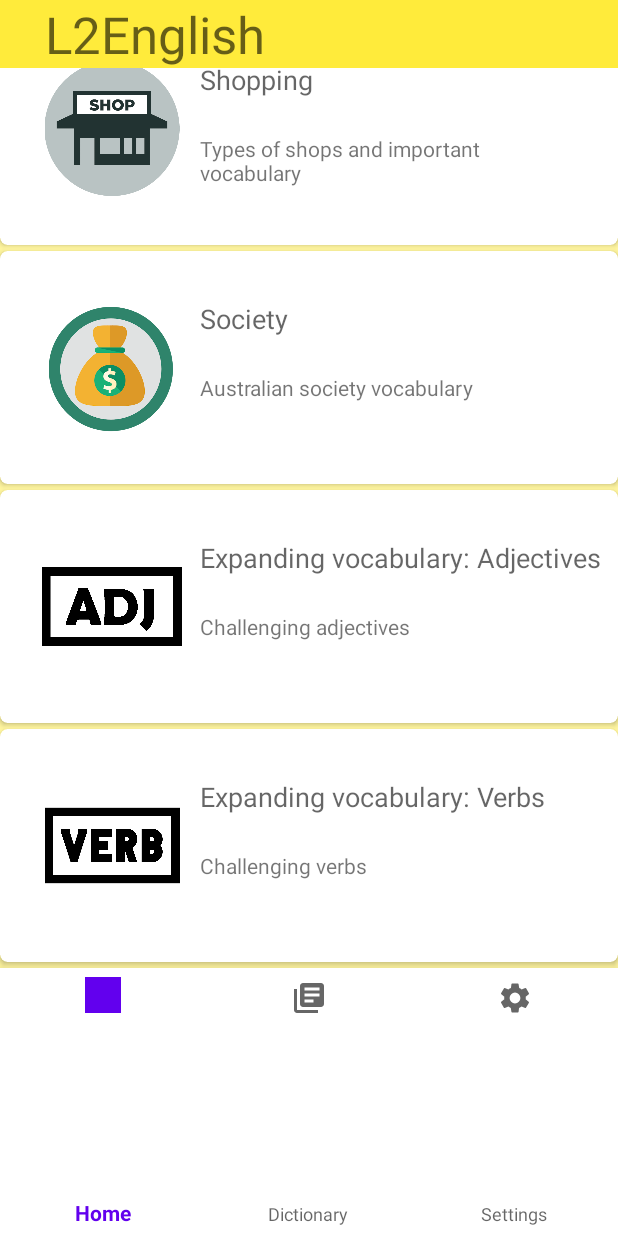
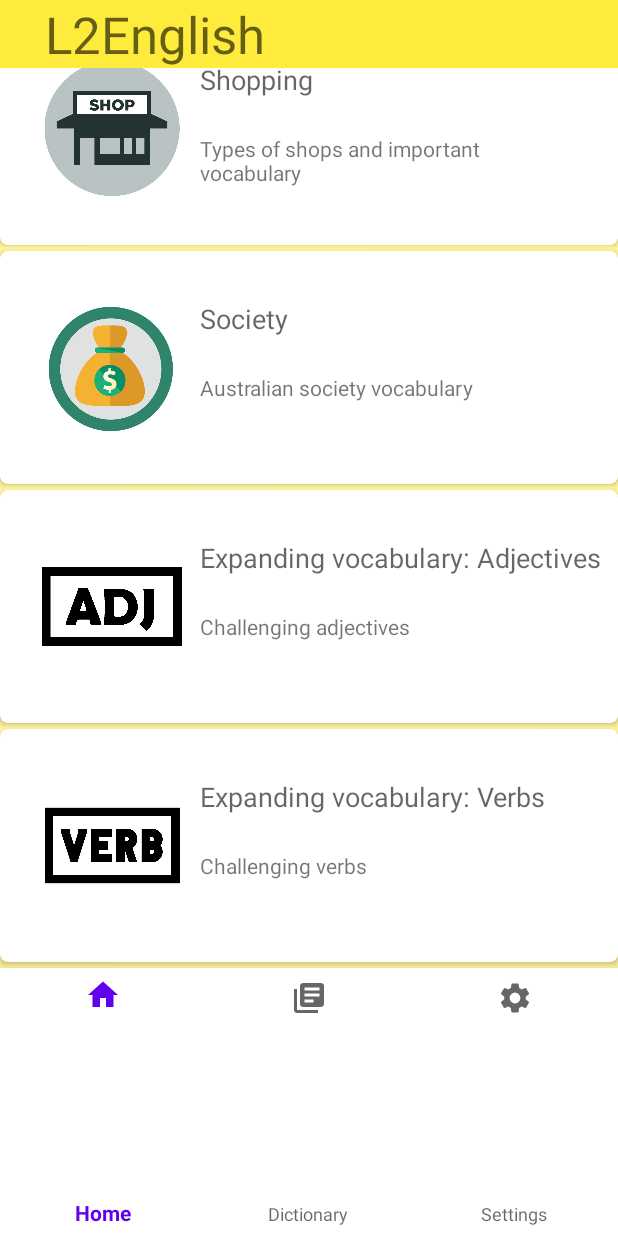
Before and after one commit to MaryJ0yc3/infs3634-group77, an Android app: the screen it shows after launch (MainActivity), scrolled down 356 dp, on a phone screen of 412 x 824 dp. Run offline under Robolectric (Android 15) with nearby library versions, the phone set to English and light mode, and no system bars.

Commit message:
Fixed home icon issue

```diff
--- a/app/src/main/java/com/example/infs3634_group77/LearningFightScore/WordListFragment.java
+++ b/app/src/main/java/com/example/infs3634_group77/LearningFightScore/WordListFragment.java
@@ -28,7 +28,7 @@ public class WordListFragment extends Fragment {
     private RecyclerView.Adapter mAdapter;
     private RecyclerView.LayoutManager mLayoutManager;
 
-
+    // Empty Constructor
     public WordListFragment (){}
 
     @Override
--- a/app/src/main/res/menu/menu.xml
+++ b/app/src/main/res/menu/menu.xml
@@ -3,8 +3,8 @@
 
     <item
         android:id="@+id/home"
-        android:icon="@color/yellow"
-        android:title="Home" />
+        android:title="Home"
+        android:icon="@drawable/ic_home_black_24dp"/>
     <item
         android:id="@+id/search"
         android:title="Dictionary"
```
